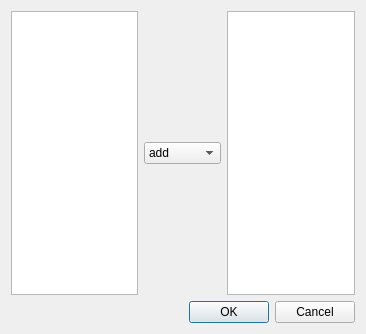
This is src/libengrid/guibooleangeometryoperation.ui in enGits/engrid as Qt 5 draws it before an edit. The edited form follows.
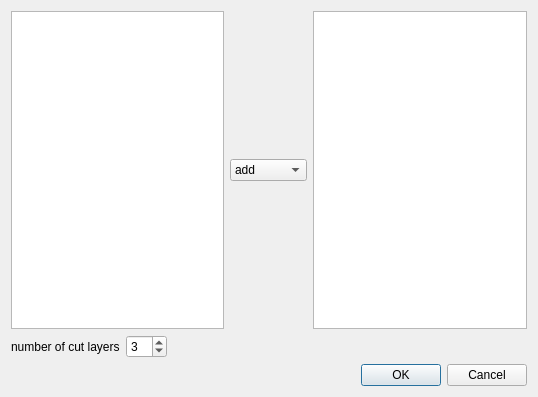
This is the edited form.

The edit to the form file:
```diff
--- a/src/libengrid/guibooleangeometryoperation.ui
+++ b/src/libengrid/guibooleangeometryoperation.ui
@@ -6,8 +6,8 @@
    <rect>
     <x>0</x>
     <y>0</y>
-    <width>366</width>
-    <height>334</height>
+    <width>538</width>
+    <height>397</height>
    </rect>
   </property>
   <property name="windowTitle">
@@ -43,6 +43,30 @@
      </item>
     </layout>
    </item>
+   <item>
+    <layout class="QFormLayout" name="formLayout">
+     <property name="fieldGrowthPolicy">
+      <enum>QFormLayout::ExpandingFieldsGrow</enum>
+     </property>
+     <item row="0" column="0">
+      <widget class="QLabel" name="label">
+       <property name="text">
+        <string>number of cut layers</string>
+       </property>
+      </widget>
+     </item>
+     <item row="0" column="1">
+      <widget class="QSpinBox" name="m_SpinBoxCutLayers">
+       <property name="minimum">
+        <number>1</number>
+       </property>
+       <property name="value">
+        <number>3</number>
+       </property>
+      </widget>
+     </item>
+    </layout>
+   </item>
    <item>
     <widget class="QDialogButtonBox" name="buttonBox">
      <property name="orientation">
```
